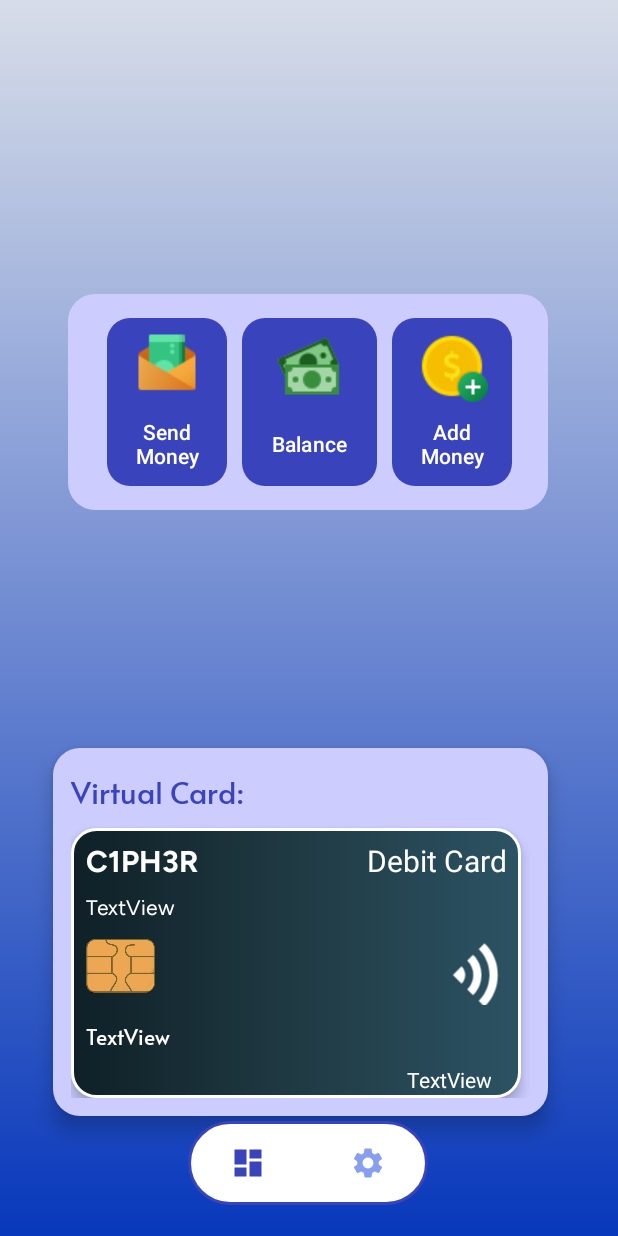
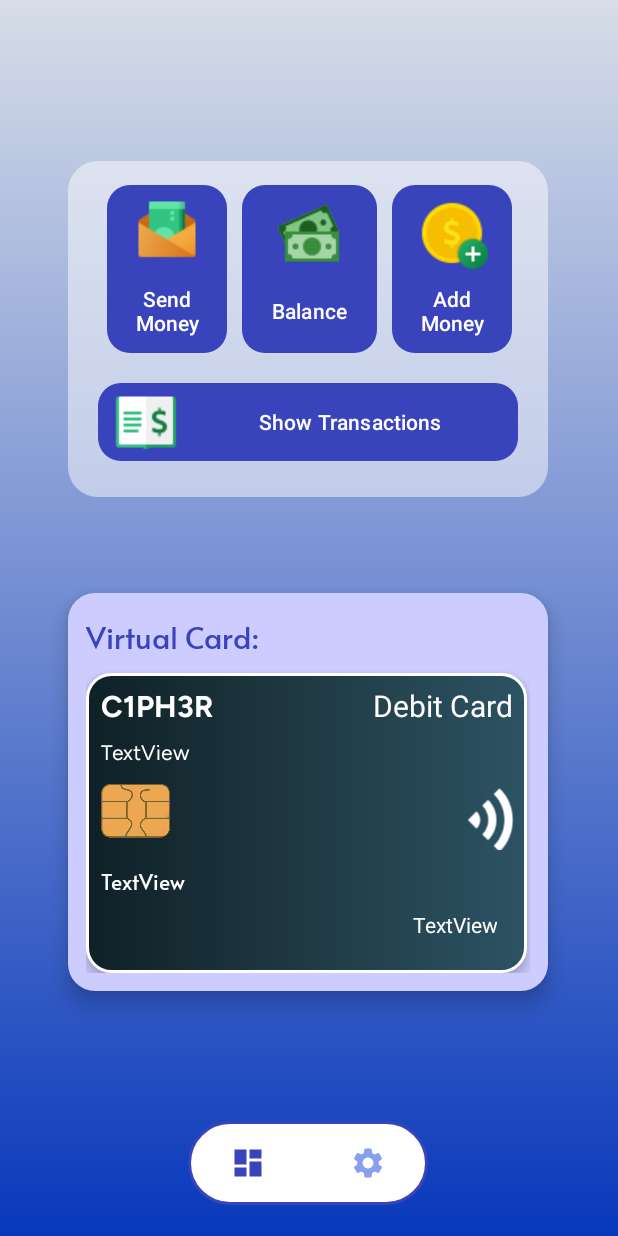
Before and after one commit to c1ph3rj/cipherJbank, an Android app: the DashboardLayout screen opened directly, with no data from a screen before it, on a phone screen of 412 x 824 dp. Run offline under Robolectric (Android 15) with nearby library versions, the phone set to English and light mode, and no system bars; 4 statements that could not run were skipped.

Commit message:
Third commit at office on: 0940am 11/10/2022.

```diff
--- a/app/src/main/res/layout/fragment_dashboard_layout.xml
+++ b/app/src/main/res/layout/fragment_dashboard_layout.xml
@@ -21,24 +21,25 @@
         android:textSize="30sp"
         app:layout_constraintBottom_toBottomOf="parent"
         app:layout_constraintEnd_toEndOf="parent"
-        app:layout_constraintHorizontal_bias="0.139"
+        app:layout_constraintHorizontal_bias="0.128"
         app:layout_constraintStart_toStartOf="parent"
         app:layout_constraintTop_toTopOf="parent"
-        app:layout_constraintVertical_bias="0.061" />
+        app:layout_constraintVertical_bias="0.057" />
 
     <LinearLayout
         android:id="@+id/CardPart"
-        android:layout_width="330dp"
+        android:layout_width="320dp"
         android:layout_height="wrap_content"
-        android:layout_marginBottom="80dp"
         android:background="@drawable/card_background"
         android:elevation="8dp"
         android:orientation="vertical"
+        android:layout_marginBottom="100dp"
         android:padding="12dp"
         app:layout_constraintBottom_toBottomOf="parent"
         app:layout_constraintEnd_toEndOf="parent"
-        app:layout_constraintHorizontal_bias="0.432"
-        app:layout_constraintStart_toStartOf="parent">
+        app:layout_constraintHorizontal_bias="0.494"
+        app:layout_constraintStart_toStartOf="parent"
+        app:layout_constraintTop_toBottomOf="@+id/transactions">
 
         <TextView
             android:id="@+id/ATM_Card"
@@ -52,8 +53,8 @@
 
         <LinearLayout
             android:id="@+id/linearLayout3"
-            android:layout_width="300dp"
-            android:layout_height="180dp"
+            android:layout_width="294dp"
+            android:layout_height="200dp"
             android:background="@drawable/atm_card_background"
             android:elevation="5dp"
             android:orientation="vertical">
@@ -167,20 +168,29 @@
         app:layout_constraintGuide_begin="20dp" />
 
     <LinearLayout
+        android:id="@+id/transactions"
         android:layout_width="320dp"
         android:layout_height="wrap_content"
-        android:background="@drawable/card_background"
+        android:layout_marginTop="28dp"
+        android:background="@drawable/user_login_layout_background"
+        android:orientation="vertical"
+        app:layout_constraintEnd_toEndOf="parent"
+        app:layout_constraintHorizontal_bias="0.494"
+        app:layout_constraintStart_toStartOf="parent"
+        app:layout_constraintTop_toBottomOf="@+id/greetTheUser">
+
+        <LinearLayout
+            android:id="@+id/linearLayout4"
+            android:layout_width="320dp"
+            android:layout_height="wrap_content"
+            android:elevation="8dp"
             android:gravity="center"
             android:orientation="horizontal"
             android:padding="12dp"
             android:paddingEnd="20dp"
-        app:layout_constraintBottom_toTopOf="@+id/CardPart"
-        app:layout_constraintEnd_toEndOf="parent"
-        app:layout_constraintHorizontal_bias="0.492"
-        app:layout_constraintStart_toStartOf="parent"
-        app:layout_constraintTop_toTopOf="parent"
-        app:layout_constraintVertical_bias="0.553"
-        tools:ignore="RtlSymmetry">
+            tools:ignore="RtlSymmetry"
+            tools:layout_editor_absoluteX="42dp"
+            tools:layout_editor_absoluteY="111dp">
 
             <com.google.android.material.button.MaterialButton
                 android:id="@+id/SendMoney"
@@ -188,6 +198,7 @@
                 android:layout_height="120dp"
                 android:layout_marginStart="10dp"
                 android:drawableTop="@drawable/send_money"
+                android:elevation="4dp"
                 android:padding="8dp"
                 android:text="@string/send_money_Btn_text"
                 android:textColor="@color/white"
@@ -201,6 +212,7 @@
                 android:layout_gravity="center"
                 android:layout_marginStart="10dp"
                 android:drawableTop="@drawable/balance_ic"
+                android:elevation="4dp"
                 android:padding="8dp"
                 android:text="@string/balance_btn_text"
                 android:textColor="@color/white"
@@ -220,6 +232,20 @@
                 app:cornerRadius="15dp" />
         </LinearLayout>
 
+        <com.google.android.material.button.MaterialButton
+            android:id="@+id/transactionBtn"
+            android:layout_width="280dp"
+            android:layout_height="60dp"
+            android:layout_marginBottom="20dp"
+            android:layout_gravity="center"
+            android:drawableLeft="@drawable/transactions_ic"
+            android:padding="8dp"
+            android:text="@string/show_transactions_text"
+            android:textColor="@color/white"
+            app:backgroundTint="@color/Blue"
+            app:cornerRadius="15dp"
+            tools:ignore="RtlHardcoded" />
+    </LinearLayout>
 
 
 </androidx.constraintlayout.widget.ConstraintLayout>
--- a/app/src/main/res/values/strings.xml
+++ b/app/src/main/res/values/strings.xml
@@ -27,4 +27,5 @@
     <string name="add_money_btn_text">Add Money</string>
     <string name="virtual_card_text">Virtual Card:</string>
     <string name="balance_btn_text">Balance</string>
+    <string name="show_transactions_text">Show Transactions</string>
 </resources>
```
Lines whose indentation alone changed are shown as unchanged.
